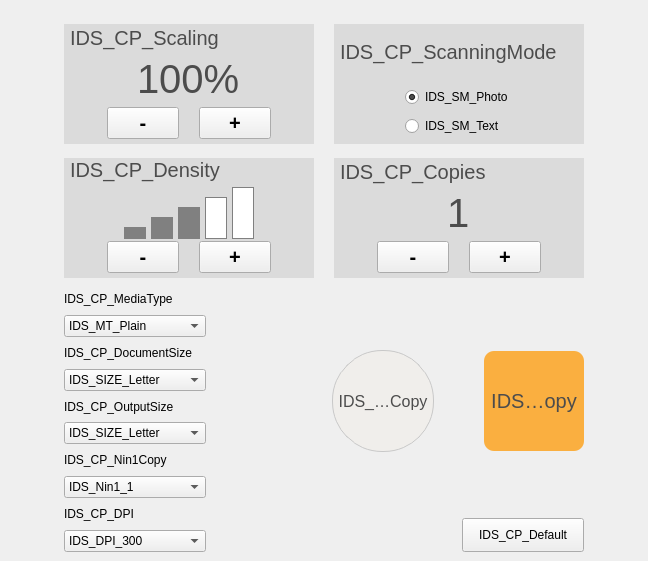
lzk/richovop, file tabcopy.ui: the form before one commit.
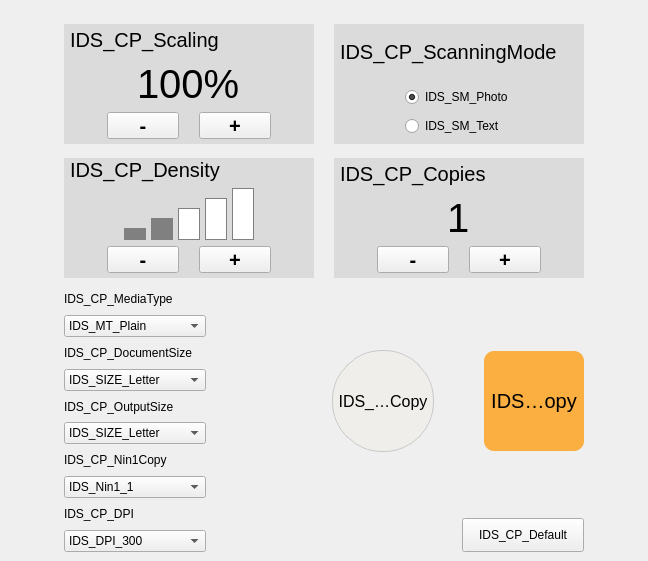
The form after the commit.

```diff
--- a/tabcopy.ui
+++ b/tabcopy.ui
@@ -19,122 +19,119 @@
 ,#density
 ,#ScaningMode
 {
-background-color: rgb(219, 219, 219);
+	background-color: rgb(219, 219, 219);
 }
 #bg_scaling
 ,#bg_scaningMode
 ,#bg_density
 ,#bg_copies
 {
-min-width:250px;
-max-width:250px;
-min-height:120px;
-max-height:120px;
+	min-width:250px;
+	max-width:250px;
+	min-height:120px;
+	max-height:120px;
 }
 #bg_scaling:!enabled
 {
 /*background-color: rgb(190, 190, 190);*/
-background-color: rgb(230, 230, 230);
+	background-color: rgb(230, 230, 230);
 }
 #label_scaling
 ,#label_scaningMode
 ,#label_density
 ,#label_copies
 {
-font: 20px;
-color: #4c4c4c;
-padding-left:1px;
-max-height:1em;
+	font: 20px;
+	padding-left:1px;
+	max-height:1em;
 }
 #scaling
 ,#copies
 {
-font:40px;
-color: #4c4c4c;
+	font:40px;
 }
+
 #density
 {
-min-width:130px;
-max-width:130px;
-min-height:52px;
-max-height:52px;
+	min-width:130px;
+	max-width:130px;
+	min-height:52px;
+	max-height:52px;
 }
+
 #density1
 ,#density2
-,#density3,
-#density4
+,#density3
+,#density4
 ,#density5
 {
-min-width:20;
-max-width:20;
-min-height:10;
-max-height:10;
-background-color:gray;
-border:1px solid gray;
+	min-width:20;
+	max-width:20;
+	background-color:gray;
+	border:1px solid gray;
+}
+
+#density1
+{
+	min-height:10;
+	max-height:10;
 }
 #density2
 {
-min-height:20;
-max-height:20;
+	min-height:20;
+	max-height:20;
 }
 #density3
 {
-min-height:30;
-max-height:30;
+	min-height:30;
+	max-height:30;
+	background-color:white;
 }
 #density4
 {
-min-height:40;
-max-height:40;
-background-color:white;
+	min-height:40;
+	max-height:40;
+	background-color:white;
 }
 #density5
 {
-min-height:50;
-max-height:50;
-background-color:white;
+	min-height:50;
+	max-height:50;
+	background-color:white;
 }
-/*
-#TabCopy QComboBox
-{
-min-width:180px;
-max-width:180px;
-}*/
 
-QToolButton
+#IDCardCopy,
+#copy
 {
- border-radius: 50px;
-min-width:100px;
-max-width:100px;
-min-height:100px;
-max-height:100px;
+	min-width:100px;
+	max-width:100px;
+	min-height:100px;
+	max-height:100px;
 	background-color: #f0eeeb; 
-border: 1px solid #c8c8c8;
-font:16px;
-	color: #4c4c4c;
 }
 
+#IDCardCopy
+{
+ 	border-radius: 50px;
+	font:16px;
+	border: 1px solid #c8c8c8;
+}
 #IDCardCopy:pressed
 {
 	background-color:gray;
-}
-#IDCardCopy:!enabled
-{
-	background-color:gray;
-}
+} 
 
 #copy
 {
-font:20px;
-min-width:100px;
-max-width:100px;
- border-radius: 10px;
-border:none;
+	font:20px;
+	 border-radius: 10px;
+	border:none;
 }
 
 #copy:!enabled
 {
 	background-color:#9d9b98;
+	color: #4c4c4c;
 }
 #copy:enabled:!pressed
 {
@@ -146,25 +143,6 @@
 	background-color:#9d9b98;
 }
 
-QPushButton
-{
-	min-width:70;
-	max-width:70;
-/*	min-height:25;
-	max-height:25;
- border-radius: 5px;
-border: 1px solid #c8c8c8;
-	background-color: white;*/
-}
-/*
-QPushButton:!enabled
-{
-	margin:2px;
-	border-radius: 3px;
-	border: none;
-	background-color: gray;
-}
-*/
 #scaling_plus,
 #copies_plus,
 #density_plus,
@@ -172,10 +150,13 @@
 #copies_minus,
 #density_minus
 {
-font:bold 20px;
+	min-width:70;
+	max-width:70;
+	min-height:25;
+	max-height:25;
+	font:bold 20px;
 }
 
-
 #btn_default
 {
 	min-width:120;
```
